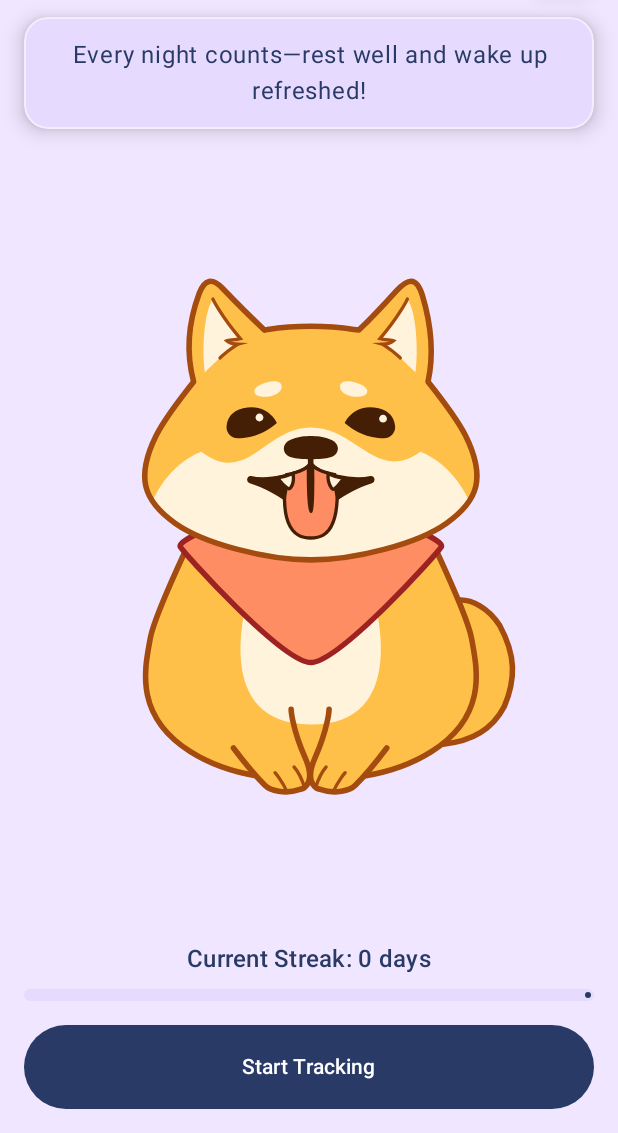
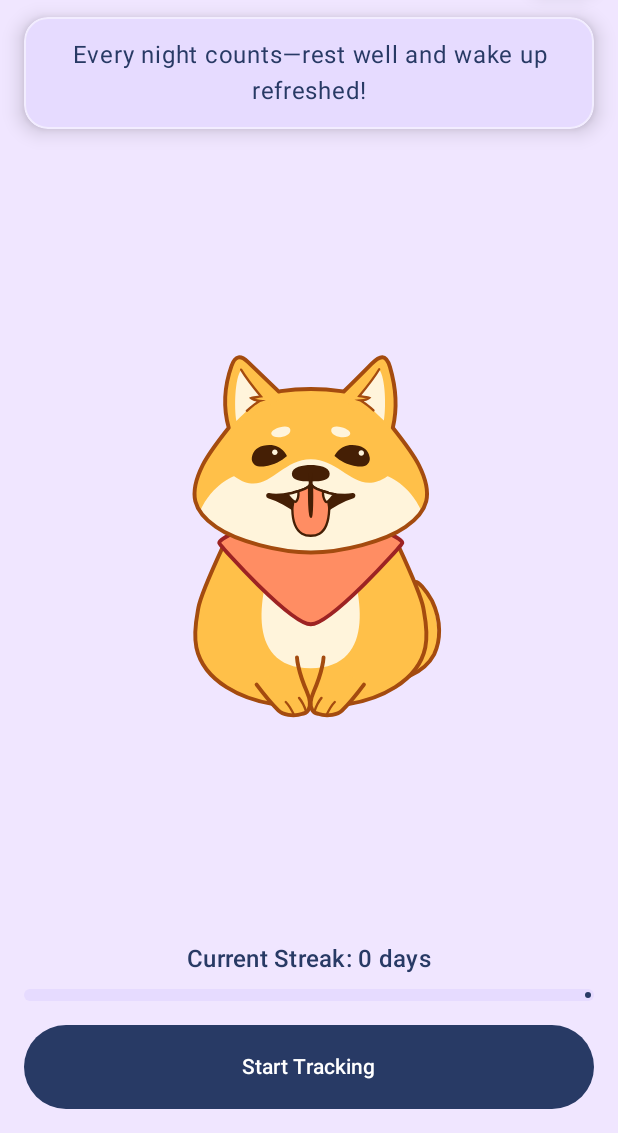
Before and after one commit to LyapunKate/SleepBuddy, an Android app built with Jetpack Compose: the screen it shows after launch (MainActivity), on a phone screen of 412 x 824 dp, the part 103-1236 px from its top. Run offline under Robolectric (Android 15) with nearby library versions, the phone set to English and light mode, and no system bars; our stand-ins replace Room's generated code.

```diff
--- a/app/src/main/java/com/sleepbuddy/sleeptracker/ui/screens/HomeScreen.kt
+++ b/app/src/main/java/com/sleepbuddy/sleeptracker/ui/screens/HomeScreen.kt
@@ -109,7 +109,7 @@ fun HomeScreen(
             ) {
                 MascotAnimation(
                     mascotState = mascotState,
-                    modifier = Modifier.fillMaxSize(1f)
+                    modifier = Modifier.fillMaxSize(0.7f)
                 )
             }
 
```
Also changed, not shown: app/src/main/res/drawable/ic_clock.png, app/src/main/res/drawable/ic_moon.png, app/src/main/res/drawable/ic_sun.png.
